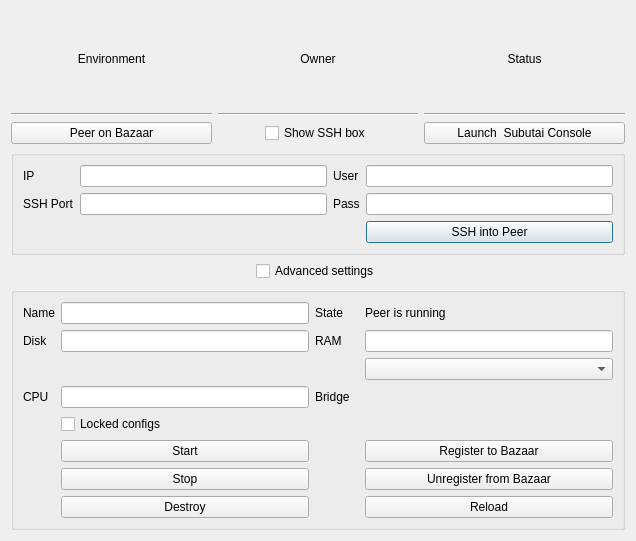
First picture: the form in hub/forms/DlgPeer.ui, repository subutai-io/control-center, before the edit.
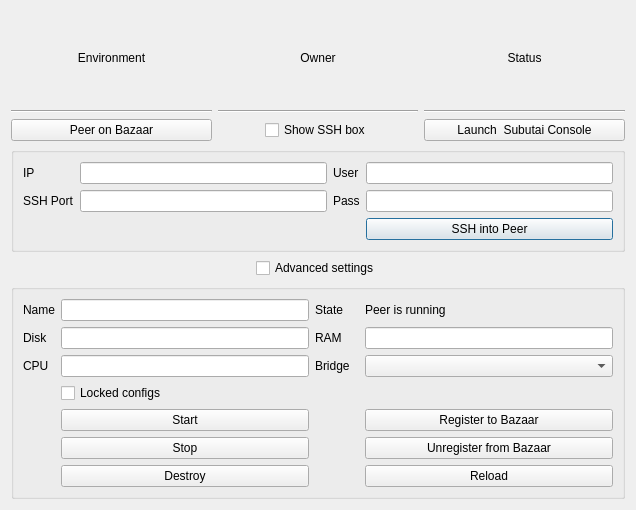
Second picture: the form after the edit.

What changed in the file:
```diff
--- a/hub/forms/DlgPeer.ui
+++ b/hub/forms/DlgPeer.ui
@@ -7,7 +7,7 @@
     <x>0</x>
     <y>0</y>
     <width>636</width>
-    <height>541</height>
+    <height>510</height>
    </rect>
   </property>
   <property name="windowTitle">
@@ -345,9 +345,6 @@
       <item row="4" column="1">
        <widget class="QLineEdit" name="le_cpu"/>
       </item>
-      <item row="3" column="3">
-       <widget class="QComboBox" name="cmb_bridge"/>
-      </item>
       <item row="1" column="0">
        <widget class="QLabel" name="lbl_name">
         <property name="toolTip">
@@ -375,6 +372,9 @@
         </property>
        </widget>
       </item>
+      <item row="4" column="3">
+       <widget class="QComboBox" name="cmb_bridge"/>
+      </item>
      </layout>
     </widget>
    </item>
```
